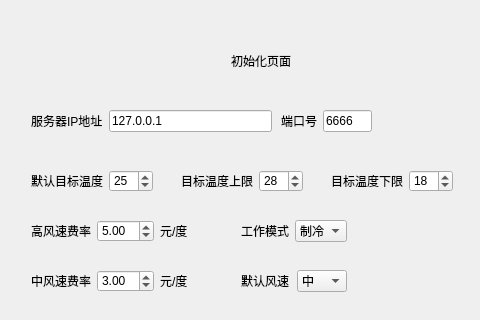
The window that ManagerClient/initialpage.ui (starsload/46572020) describes before a commit, drawn with Qt 5; both pictures show x 99 to 579 and y 0 to 320 of the 749 by 462 pixel window.
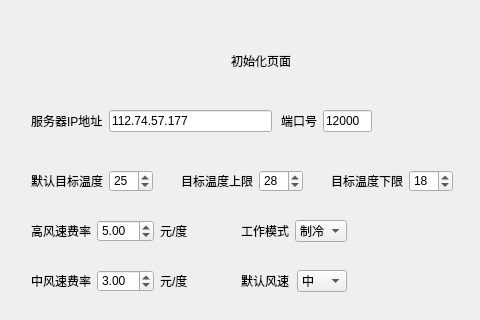
The same window after the commit.

The edit to the form file:
```diff
--- a/ManagerClient/initialpage.ui
+++ b/ManagerClient/initialpage.ui
@@ -59,7 +59,7 @@
     <item>
      <widget class="QLineEdit" name="le_ip_address">
       <property name="text">
-       <string>127.0.0.1</string>
+       <string>112.74.57.177</string>
       </property>
      </widget>
     </item>
@@ -85,7 +85,7 @@
     <item>
      <widget class="QLineEdit" name="le_port">
       <property name="text">
-       <string>6666</string>
+       <string>12000</string>
       </property>
      </widget>
     </item>
```
